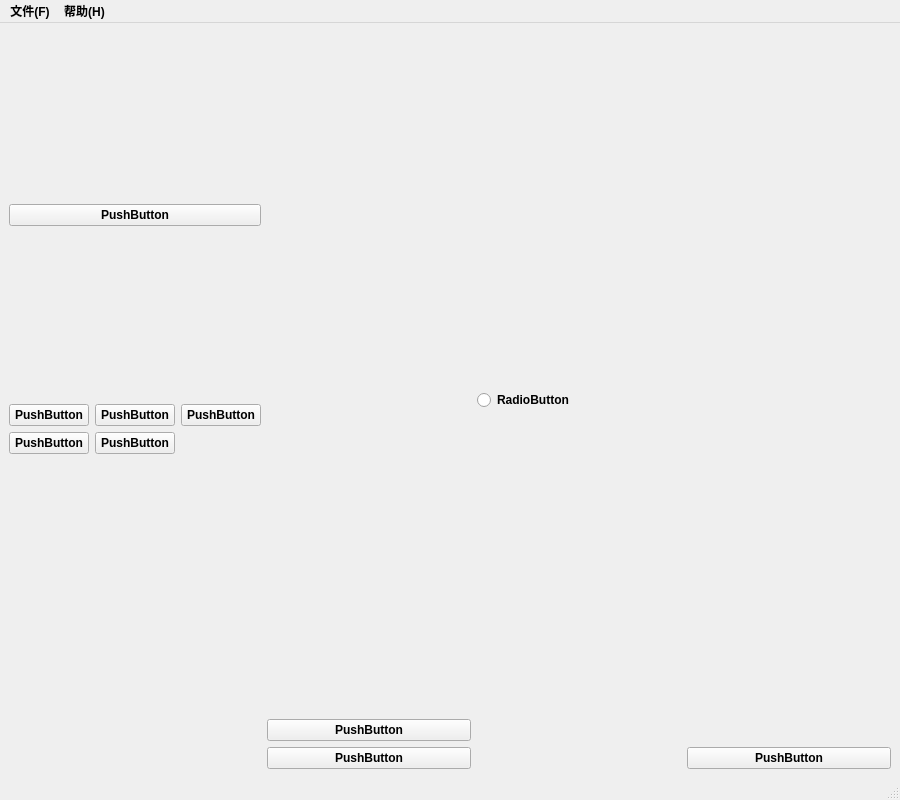
Above: UI/test.ui from hchX009/ChangeFileNameTool before the change. Below: the same form after it.
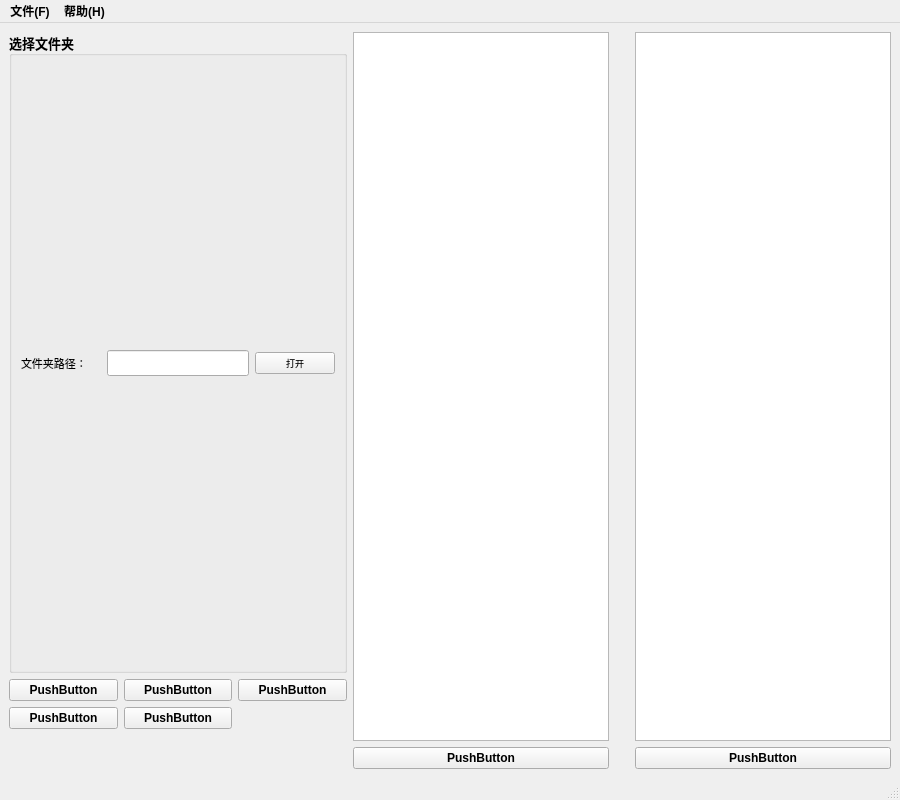
That is the form after the change. Icons and pictures are not drawn.

Commit message: commit 研究了UI布局方式，明天完成工作区的总体布局 in 2020.07.28

The edit to the form file:
```diff
--- a/UI/test.ui
+++ b/UI/test.ui
@@ -33,45 +33,19 @@
     <normaloff>../Documents/CASC_test.ico</normaloff>../Documents/CASC_test.ico</iconset>
   </property>
   <widget class="QWidget" name="centralwidget">
-   <layout class="QGridLayout" name="gridLayout_2">
-    <item row="0" column="0">
-     <layout class="QVBoxLayout" name="verticalLayout_2">
-      <property name="sizeConstraint">
-       <enum>QLayout::SetNoConstraint</enum>
-      </property>
+   <layout class="QGridLayout" name="gridLayout_2" rowstretch="1,0" columnstretch="5,0,0,0">
+    <item row="0" column="3" rowspan="2">
+     <layout class="QVBoxLayout" name="verticalLayout_6" stretch="10,1">
       <item>
-       <spacer name="verticalSpacer_3">
-        <property name="orientation">
-         <enum>Qt::Vertical</enum>
-        </property>
-        <property name="sizeHint" stdset="0">
-         <size>
-          <width>20</width>
-          <height>40</height>
-         </size>
-        </property>
-       </spacer>
+       <widget class="QTextEdit" name="textEdit_2"/>
       </item>
       <item>
-       <widget class="QPushButton" name="pushButton_5">
+       <widget class="QPushButton" name="pushButton_7">
         <property name="text">
          <string>PushButton</string>
         </property>
        </widget>
       </item>
-      <item>
-       <spacer name="verticalSpacer_2">
-        <property name="orientation">
-         <enum>Qt::Vertical</enum>
-        </property>
-        <property name="sizeHint" stdset="0">
-         <size>
-          <width>20</width>
-          <height>40</height>
-         </size>
-        </property>
-       </spacer>
-      </item>
      </layout>
     </item>
     <item row="1" column="0">
@@ -126,76 +100,111 @@
       </item>
      </layout>
     </item>
-    <item row="0" column="3" rowspan="2">
-     <layout class="QVBoxLayout" name="verticalLayout_6">
-      <item>
-       <spacer name="verticalSpacer_4">
-        <property name="orientation">
-         <enum>Qt::Vertical</enum>
-        </property>
-        <property name="sizeHint" stdset="0">
-         <size>
-          <width>20</width>
-          <height>40</height>
-         </size>
-        </property>
-       </spacer>
-      </item>
-      <item>
-       <widget class="QPushButton" name="pushButton_7">
-        <property name="text">
-         <string>PushButton</string>
-        </property>
-       </widget>
-      </item>
-     </layout>
-    </item>
     <item row="0" column="1" rowspan="2">
      <layout class="QVBoxLayout" name="verticalLayout_8">
       <item>
-       <spacer name="verticalSpacer_6">
-        <property name="orientation">
-         <enum>Qt::Vertical</enum>
-        </property>
-        <property name="sizeHint" stdset="0">
-         <size>
-          <width>20</width>
-          <height>338</height>
-         </size>
-        </property>
-       </spacer>
+       <widget class="QTextEdit" name="textEdit"/>
       </item>
       <item>
-       <layout class="QVBoxLayout" name="verticalLayout_3">
-        <item>
-         <widget class="QPushButton" name="pushButton_9">
-          <property name="text">
-           <string>PushButton</string>
-          </property>
-         </widget>
-        </item>
-        <item>
-         <widget class="QPushButton" name="pushButton_6">
-          <property name="text">
-           <string>PushButton</string>
-          </property>
-         </widget>
-        </item>
-       </layout>
+       <widget class="QPushButton" name="pushButton_6">
+        <property name="text">
+         <string>PushButton</string>
+        </property>
+       </widget>
       </item>
      </layout>
     </item>
     <item row="0" column="2" rowspan="2">
-     <layout class="QVBoxLayout" name="verticalLayout_7">
+     <layout class="QVBoxLayout" name="verticalLayout_7" stretch="1,1,1">
+      <property name="spacing">
+       <number>7</number>
+      </property>
+      <property name="sizeConstraint">
+       <enum>QLayout::SetDefaultConstraint</enum>
+      </property>
       <item>
-       <widget class="QRadioButton" name="radioButton">
-        <property name="text">
-         <string>RadioButton</string>
+       <spacer name="verticalSpacer_4">
+        <property name="orientation">
+         <enum>Qt::Vertical</enum>
         </property>
-       </widget>
+        <property name="sizeHint" stdset="0">
+         <size>
+          <width>20</width>
+          <height>40</height>
+         </size>
+        </property>
+       </spacer>
+      </item>
+      <item>
+       <layout class="QVBoxLayout" name="verticalLayout"/>
+      </item>
+      <item>
+       <spacer name="verticalSpacer">
+        <property name="orientation">
+         <enum>Qt::Vertical</enum>
+        </property>
+        <property name="sizeHint" stdset="0">
+         <size>
+          <width>20</width>
+          <height>40</height>
+         </size>
+        </property>
+       </spacer>
       </item>
      </layout>
     </item>
+    <item row="0" column="0">
+     <widget class="QGroupBox" name="chooseFolder">
+      <property name="font">
+       <font>
+        <family>Adobe 黑体 Std R</family>
+        <pointsize>10</pointsize>
+        <weight>75</weight>
+        <bold>true</bold>
+       </font>
+      </property>
+      <property name="title">
+       <string>选择文件夹</string>
+      </property>
+      <layout class="QGridLayout" name="gridLayout_4" columnstretch="2,0,0">
+       <item row="0" column="2">
+        <widget class="QPushButton" name="pushButton_5">
+         <property name="font">
+          <font>
+           <pointsize>7</pointsize>
+           <weight>50</weight>
+           <bold>false</bold>
+          </font>
+         </property>
+         <property name="text">
+          <string>打开</string>
+         </property>
+        </widget>
+       </item>
+       <item row="0" column="1">
+        <widget class="QLineEdit" name="lineEdit">
+         <property name="text">
+          <string/>
+         </property>
+        </widget>
+       </item>
+       <item row="0" column="0">
+        <widget class="QLabel" name="label">
+         <property name="font">
+          <font>
+           <pointsize>8</pointsize>
+           <weight>50</weight>
+           <bold>false</bold>
+          </font>
+         </property>
+         <property name="text">
+          <string>文件夹路径：</string>
+         </property>
+        </widget>
+       </item>
+      </layout>
+     </widget>
+    </item>
    </layout>
   </widget>
   <widget class="QMenuBar" name="menubar">
```
